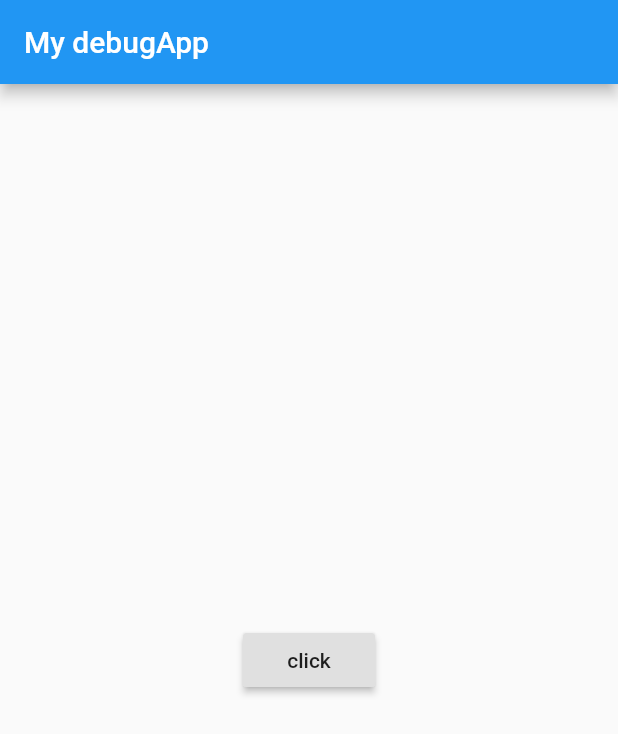
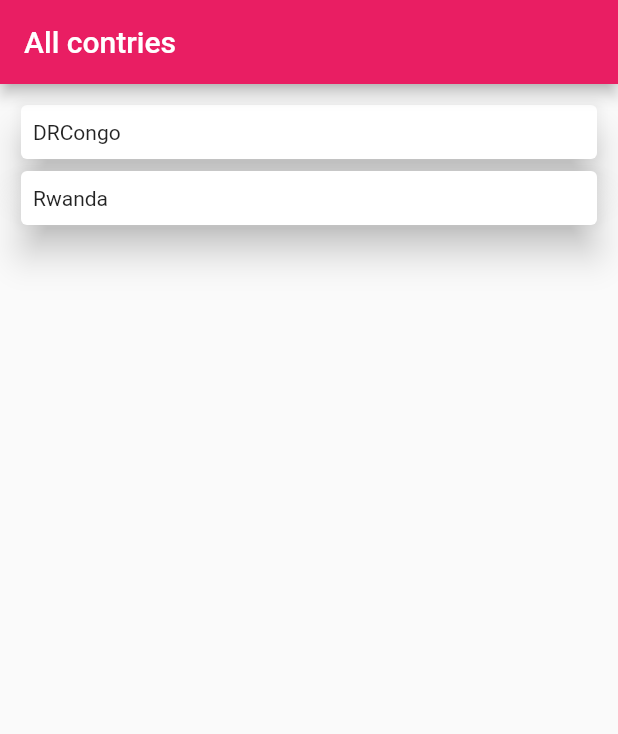
Before and after one commit to grace-Birindwa/LceDev, a Flutter app: the screen it shows after launch, on a phone screen of 412 x 824 dp. Shown: the top 734 px of the screen. Run offline on Flutter 3.47's test engine with Material 2 defaults, Android fonts, the phone set to English and light mode, and no system bars; our stand-ins replace dio.

Commit message:
add depencies dio all countries

```diff
--- a/lib/main.dart
+++ b/lib/main.dart
@@ -1,46 +1,15 @@
 import 'package:flutter/material.dart';
-
+import 'screen/countries.dart';
 void main(){
   runApp(MyApp());
 }
 
-class MyApp extends StatelessWidget{
+class MyApp extends StatelessWidget {
 
   @override
   Widget build(BuildContext context) {
-    String name = "grace";
     return MaterialApp(
-      home: Home(),
-    );
-}
-}
-
-
-class Home extends StatefulWidget {
-  Home({Key key}) : super(key: key);
-
-  @override
-  _HomeState createState() => _HomeState();
-}
-
-class _HomeState extends State<Home> {
-  @override
-  Widget build(BuildContext context) {
-    return Container(
-       child: Scaffold(
-        appBar: AppBar(
-          title: Text('My debugApp'),
-        ),
-        body: Center(
-          child: RaisedButton(
-            child: Text("click"),
-            onPressed: ()
-            {
-              print('you clik button');
-            },
-          ),
-        ),
-      ) ,
+      home: AllCountries(),
     );
   }
 }
--- a/lib/screen/countries.dart
+++ b/lib/screen/countries.dart
@@ -1,30 +1,70 @@
+import 'package:debugapp/screen/Country.dart';
+import 'package:dio/dio.dart';
 import 'package:flutter/material.dart';
 
-class Home extends StatefulWidget {
-  Home({Key key}) : super(key: key);
+class AllCountries extends StatefulWidget {
+  // Home({Key key}) : super(key: key);
+  @override
+  _AllCountriesState createState() => _AllCountriesState();
 
-  @override
-  _HomeState createState() => _HomeState();
+
+
+
 }
 
-class _HomeState extends State<Home> {
+class _AllCountriesState extends State<AllCountries> {
+  var response;
+ void getcountries() async {
+     response = await Dio().get('https://restcountries.eu/rest/v2/all');
+     print(response.data);
+  }
   @override
+
   Widget build(BuildContext context) {
+
     return Container(
        child: Scaffold(
          appBar: AppBar(
-          title: Text('My debugApp'),
+           backgroundColor: Colors.pink,
+           title: Text("All contries"),
          ),
-        body: Center(
-          child: RaisedButton(
-            child: Text("click"),
-            onPressed: ()
-            {
-              print('you clik button');
+         body: Container(
+           padding: EdgeInsets.all(10),
+           // we create a listview with children cause it could holp more than one widgets
+
+            child: ListView(children: <Widget>[
+               GestureDetector(
+                 onTap: (){
+                   Navigator.of(context).push(MaterialPageRoute(builder: (context)=>Country('DRCongo')
+                   ));
                  },
+              child: Card(
+             elevation: 10,
+             child: Padding(
+               padding: const EdgeInsets.symmetric(vertical: 10, horizontal: 8),
+               child: Text("DRCongo"),
              ),
            ),
                ),
+               GestureDetector(
+
+                 onTap: (){
+                   Navigator.of(context).push(MaterialPageRoute(builder: (context)=>Country('Rwanda')
+                   ));
+                    getcountries();
+                 },
+              child: Card(
+             elevation: 10,
+             child: Padding(
+               padding: const EdgeInsets.symmetric(vertical: 10, horizontal: 8),
+               child: Text("Rwanda"),
+             ),
+           ),
+               ),
+            ],)
+         )
+       )
     );
+
   }
 }
--- a/pubspec.yaml
+++ b/pubspec.yaml
@@ -23,6 +23,7 @@ dependencies:
   # The following adds the Cupertino Icons font to your application.
   # Use with the CupertinoIcons class for iOS style icons.
   cupertino_icons: ^0.1.2
+  dio: ^3.0.6
 
 dev_dependencies:
   flutter_test:
```
Also changed, not shown: lib/screen/Country.dart (added, +22 -0 lines), pubspec.lock. Lines whose indentation alone changed are shown as unchanged.
